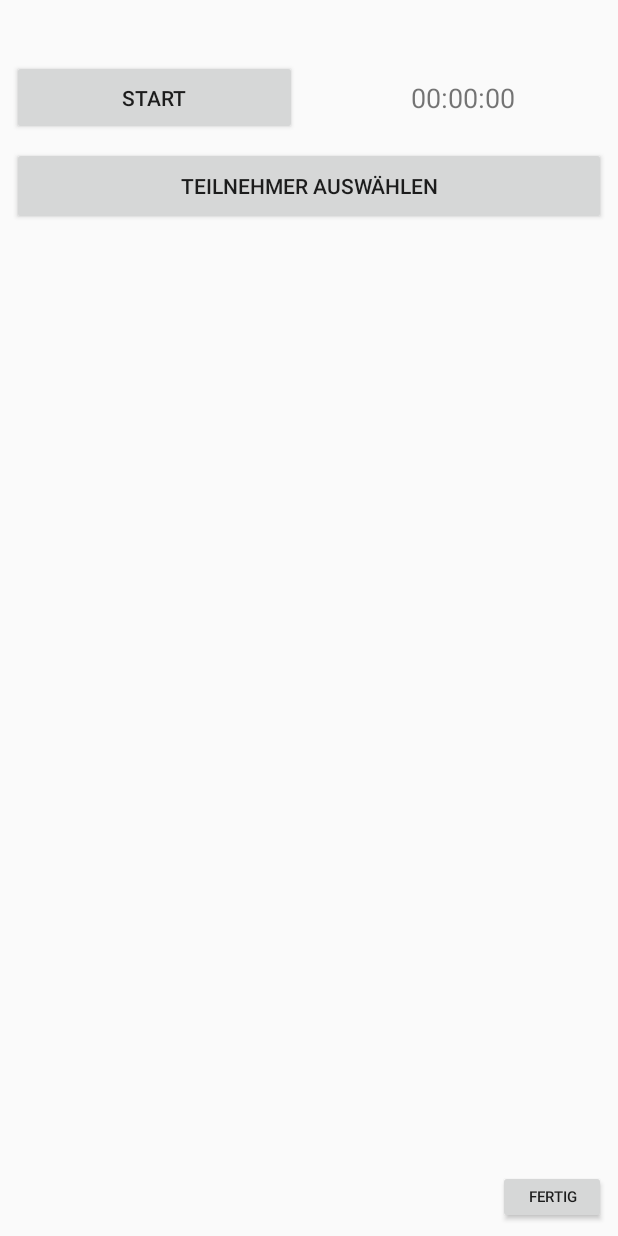
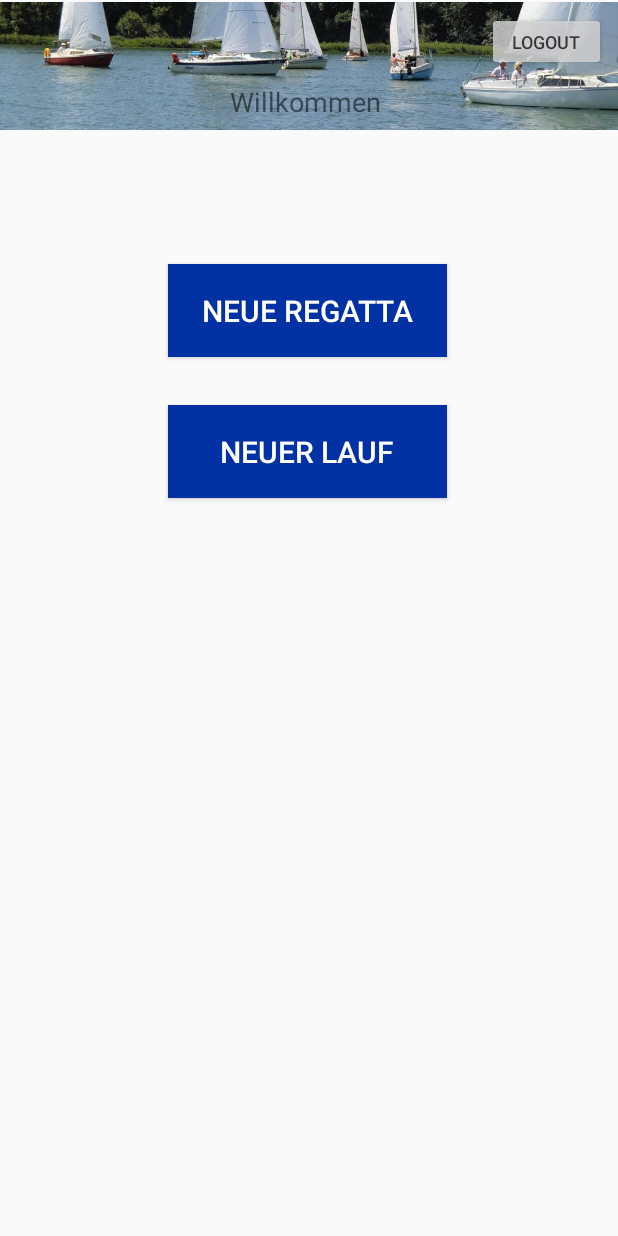
Before and after one commit to Kurmuro/WCGAPP, an Android app: the screen it shows after launch once a user with an empty profile is signed in (Regatta before the commit, RegattaAuswahl after it), after a tap on "REGATTA", on a phone screen of 412 x 824 dp. Run offline under Robolectric (Android 15) with nearby library versions, the phone set to English and light mode, and no system bars; our stand-ins replace Firebase (no records; nobody signed in at launch, a user with empty details on screens opened directly).

```diff
--- a/app/src/main/AndroidManifest.xml
+++ b/app/src/main/AndroidManifest.xml
@@ -14,6 +14,7 @@
         <activity android:name=".TeilnehmerErstellTabelle" />
         <activity android:name=".BlauesbandRegeln" />
         <activity android:name=".Regatta" />
+        <activity android:name=".RegattaAuswahl" />
         <activity android:name=".Blauesband" />
         <activity android:name=".Steganlage" />
         <activity android:name=".Startseite" />
--- /dev/null
+++ b/app/src/main/java/de/wassersportclub/wcg/RegattaAuswahl.java
@@ -0,0 +1,67 @@
+package de.wassersportclub.wcg;
+
+import android.content.Intent;
+import android.os.Bundle;
+import android.view.View;
+import android.widget.Button;
+import android.widget.TextView;
+
+import androidx.appcompat.app.AppCompatActivity;
+
+import com.google.firebase.auth.FirebaseAuth;
+
+public class RegattaAuswahl extends AppCompatActivity {
+
+    TextView willkommenstextTV;
+
+    Button logoutBTN, neueRegattaBTN, neuerLaufBTN;
+
+    FirebaseAuth mAuth = FirebaseAuth.getInstance();
+
+    @Override
+    protected void onCreate(Bundle savedInstanceState) {
+        super.onCreate(savedInstanceState);
+        setContentView(R.layout.regatta_auswahl);
+        willkommenstextTV = findViewById(R.id.HEADERwillkommenstextTV);
+        willkommenstextTV.setText("Willkommen " + mAuth.getCurrentUser().getEmail());
+
+        neueRegattaBTN = findViewById(R.id.NeueRegattaBTN);
+        neuerLaufBTN = findViewById(R.id.NeuerLaufBTN);
+        logoutBTN = findViewById(R.id.HEADERlogoutBTN);
+
+        doListen();
+    }
+
+    public void doListen(){
+        logoutBTN.setOnClickListener(new View.OnClickListener() {
+            @Override
+            public void onClick(View v) {
+                logout();
+            }
+        });
+        neueRegattaBTN.setOnClickListener(new View.OnClickListener() {
+            @Override
+            public void onClick(View v) {
+                Intent intent = new Intent(RegattaAuswahl.this, Regatta.class);
+                intent.putExtra("auswahl", "Neue Regatta");
+                startActivity(intent);
+            }
+        });
+        neuerLaufBTN.setOnClickListener(new View.OnClickListener() {
+            @Override
+            public void onClick(View v) {
+                Intent intent = new Intent(RegattaAuswahl.this, Regatta.class);
+                intent.putExtra("auswahl", "Neuer Lauf");
+                startActivity(intent);
+            }
+        });
+
+    }
+
+    //Loggt den benutzer aus
+    public void logout(){
+        mAuth.signOut();
+        Intent intent = new Intent(this, MainActivity.class);
+        startActivity(intent);
+    }
+}
--- a/app/src/main/java/de/wassersportclub/wcg/Startseite.java
+++ b/app/src/main/java/de/wassersportclub/wcg/Startseite.java
@@ -61,7 +61,7 @@ public class Startseite extends AppCompatActivity {
         //Startet den Listener für alle buttons
         doListen();
 
-        regattenAnzahlErmitteln();
+        //regattenAnzahlErmitteln();
 
     }
 
@@ -97,7 +97,7 @@ public class Startseite extends AppCompatActivity {
         regattaBTN.setOnClickListener(new View.OnClickListener() {
             @Override
             public void onClick(View v) {
-                Intent intent = new Intent(Startseite.this, Regatta.class);
+                Intent intent = new Intent(Startseite.this, RegattaAuswahl.class);
                 startActivity(intent);
             }
         });
--- /dev/null
+++ b/app/src/main/res/layout/regatta_auswahl.xml
@@ -0,0 +1,54 @@
+<?xml version="1.0" encoding="utf-8"?>
+<androidx.constraintlayout.widget.ConstraintLayout xmlns:android="http://schemas.android.com/apk/res/android"
+    xmlns:app="http://schemas.android.com/apk/res-auto"
+    xmlns:tools="http://schemas.android.com/tools"
+    android:layout_width="match_parent"
+    android:layout_height="match_parent"
+    tools:context=".MainActivity">
+
+    <include
+        android:id="@+id/include"
+        layout="@layout/appbar"
+        android:layout_width="wrap_content"
+        android:layout_height="wrap_content"
+        app:layout_constraintEnd_toEndOf="parent"
+        app:layout_constraintStart_toStartOf="parent"
+        app:layout_constraintTop_toTopOf="parent">
+
+    </include>
+
+    <androidx.constraintlayout.widget.ConstraintLayout
+        android:layout_width="match_parent"
+        android:layout_height="match_parent"
+        tools:context=".MainActivity">
+
+        <Button
+            android:id="@+id/NeuerLaufBTN"
+            android:layout_width="186dp"
+            android:layout_height="62dp"
+            android:layout_marginTop="32dp"
+            android:background="#0131A2"
+            android:text="Neuer Lauf"
+            android:textColor="#FFFFFF"
+            android:textSize="20sp"
+            app:layout_constraintEnd_toEndOf="parent"
+            app:layout_constraintHorizontal_bias="0.497"
+            app:layout_constraintStart_toStartOf="parent"
+            app:layout_constraintTop_toBottomOf="@+id/NeueRegattaBTN" />
+
+        <Button
+            android:id="@+id/NeueRegattaBTN"
+            android:layout_width="186dp"
+            android:layout_height="62dp"
+            android:layout_marginTop="176dp"
+            android:background="#0131A2"
+            android:text="Neue Regatta"
+            android:textColor="#FFFFFF"
+            android:textSize="20sp"
+            app:layout_constraintEnd_toEndOf="parent"
+            app:layout_constraintHorizontal_bias="0.497"
+            app:layout_constraintStart_toStartOf="parent"
+            app:layout_constraintTop_toTopOf="parent" />
+    </androidx.constraintlayout.widget.ConstraintLayout>
+
+</androidx.constraintlayout.widget.ConstraintLayout>
```
Also changed, not shown: app/src/main/java/de/wassersportclub/wcg/Regatta.java (+6 -1 lines), app/src/main/res/layout/regatta.xml (+20 -0 lines).
